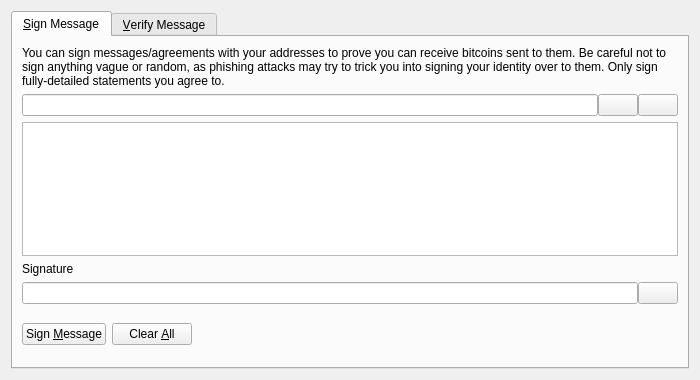
Before: the Qt Designer form src/qt/forms/signverifymessagedialog.ui in ascensioncoin/bitcoin, drawn with Qt 5.
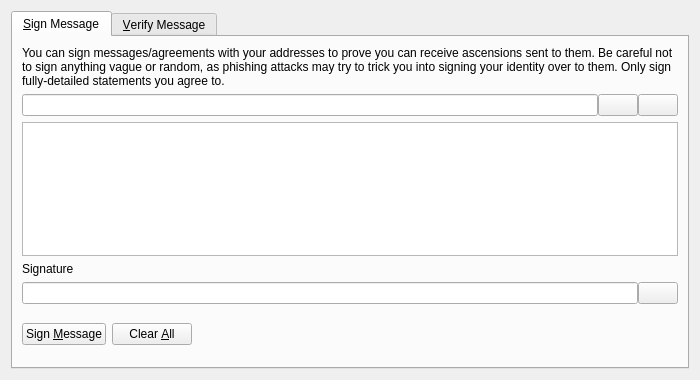
After: the same form once the commit is applied. Icons and pictures are not drawn. Custom widgets are drawn as their Qt base class.

Patch:
```diff
--- a/src/qt/forms/signverifymessagedialog.ui
+++ b/src/qt/forms/signverifymessagedialog.ui
@@ -30,7 +30,7 @@
        <item>
         <widget class="QLabel" name="infoLabel_SM">
          <property name="text">
-          <string>You can sign messages/agreements with your addresses to prove you can receive bitcoins sent to them. Be careful not to sign anything vague or random, as phishing attacks may try to trick you into signing your identity over to them. Only sign fully-detailed statements you agree to.</string>
+          <string>You can sign messages/agreements with your addresses to prove you can receive ascensions sent to them. Be careful not to sign anything vague or random, as phishing attacks may try to trick you into signing your identity over to them. Only sign fully-detailed statements you agree to.</string>
          </property>
          <property name="textFormat">
           <enum>Qt::PlainText</enum>
```
Left out of the diff: 8 changed lines with no effect on the pictures.
